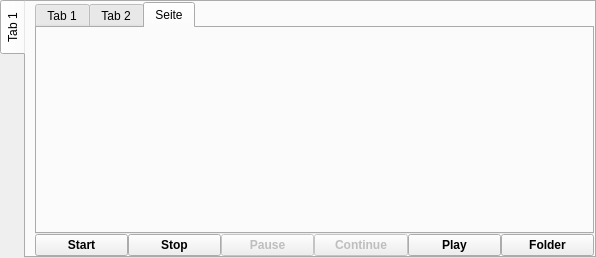
Old version of the form src/formMainWindow_wl.ui in the repository jbinkleyj/wayland.
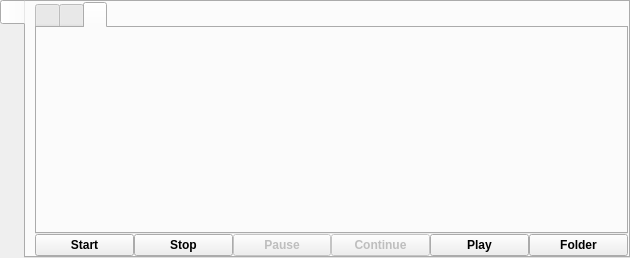
New version of the form. The open tabs and pages were chosen to show the change. Icons and pictures are not drawn.

```diff
--- a/src/formMainWindow_wl.ui
+++ b/src/formMainWindow_wl.ui
@@ -6,7 +6,7 @@
    <rect>
     <x>0</x>
     <y>0</y>
-    <width>596</width>
+    <width>630</width>
     <height>258</height>
    </rect>
   </property>
@@ -38,9 +38,15 @@
       <property name="currentIndex">
        <number>0</number>
       </property>
+      <property name="iconSize">
+       <size>
+        <width>72</width>
+        <height>72</height>
+       </size>
+      </property>
       <widget class="QWidget" name="tab_3">
        <attribute name="title">
-        <string>Tab 1</string>
+        <string notr="true"/>
        </attribute>
        <layout class="QVBoxLayout" name="verticalLayout_2">
         <property name="spacing">
@@ -58,11 +64,17 @@
         <item>
          <widget class="QTabWidget" name="tabWidget">
           <property name="currentIndex">
-           <number>0</number>
+           <number>2</number>
+          </property>
+          <property name="iconSize">
+           <size>
+            <width>48</width>
+            <height>48</height>
+           </size>
           </property>
           <widget class="QWidget" name="tab">
            <attribute name="title">
-            <string>Tab 1</string>
+            <string notr="true"/>
            </attribute>
            <layout class="QGridLayout" name="gridLayout_2">
             <item row="0" column="3" rowspan="3">
@@ -231,12 +243,12 @@
           </widget>
           <widget class="QWidget" name="tab_2">
            <attribute name="title">
-            <string>Tab 2</string>
+            <string notr="true"/>
            </attribute>
           </widget>
           <widget class="QWidget" name="tab_5">
            <attribute name="title">
-            <string>Seite</string>
+            <string notr="true"/>
            </attribute>
           </widget>
          </widget>
```
Left out of the diff: 20 changed lines with no effect on the pictures.
